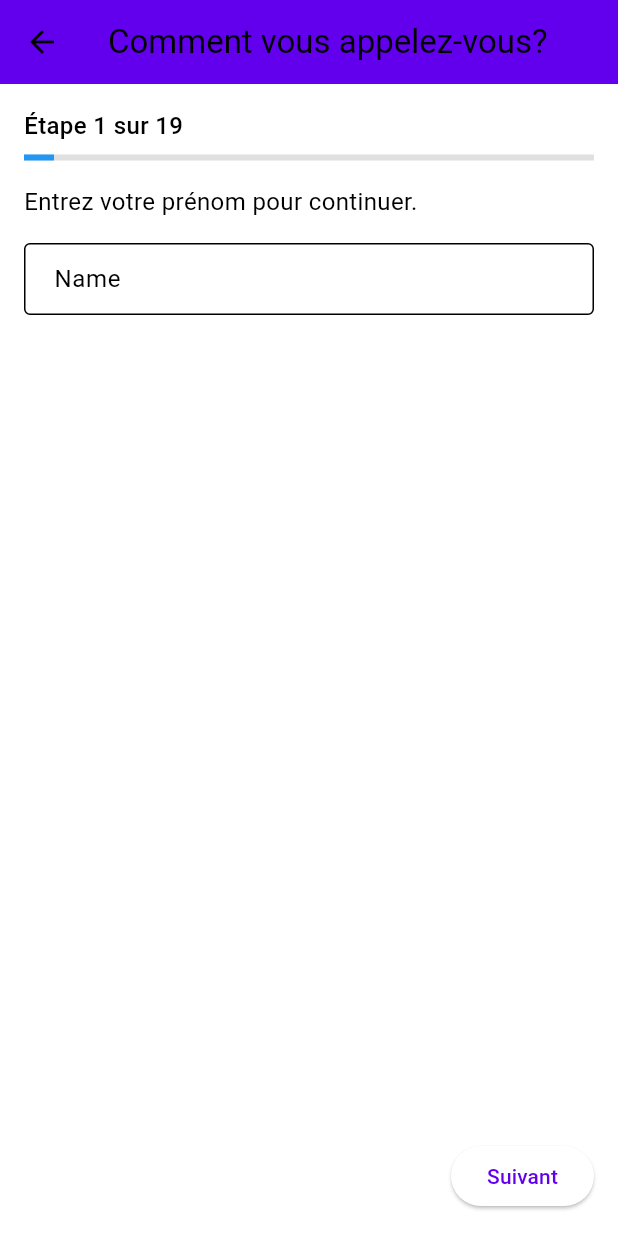
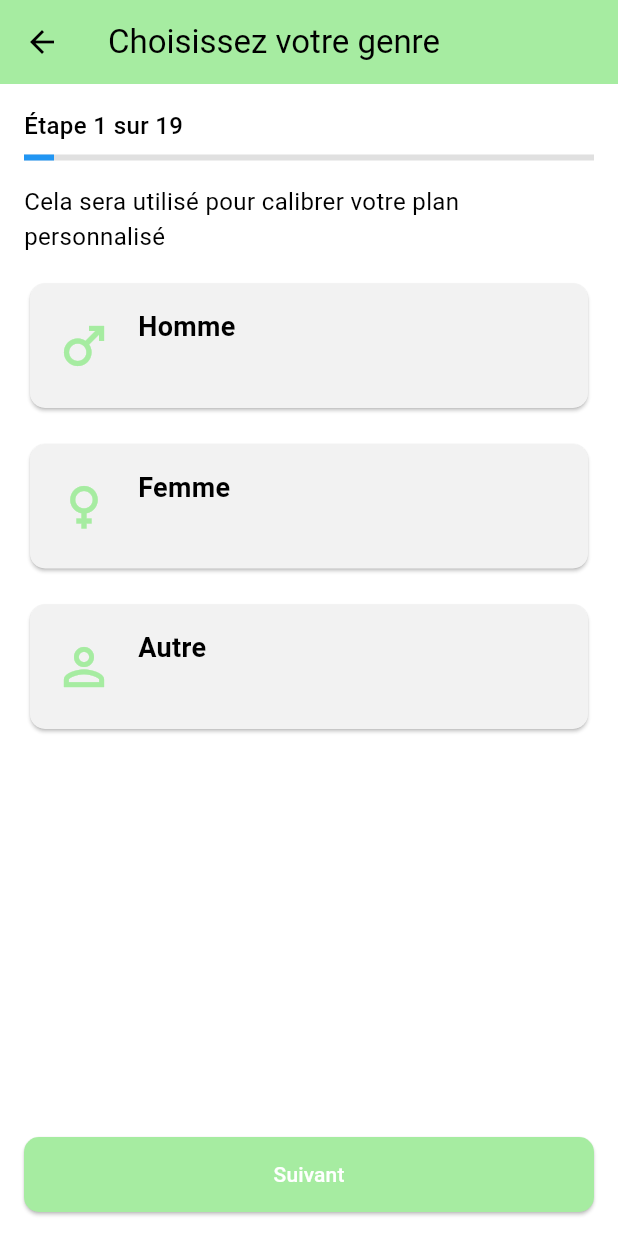
Before and after one commit to zahidprvz/nutriai, a Flutter app: the AskUserStep1 screen opened by its route, on a phone screen of 412 x 824 dp. Run offline on Flutter 3.47's test engine with Material 3 defaults, Android fonts, the phone set to English and light mode, and no system bars; our stand-ins replace firebase_core, image_picker; accounts and stored records are empty.

Commit message:
updated code in the attached files

```diff
--- a/lib/color_scheme/color_scheme.dart
+++ b/lib/color_scheme/color_scheme.dart
@@ -1,16 +1,19 @@
 import 'package:flutter/material.dart';
 
 class AppColors {
-  static const Color primaryColor = Color(0xFF6200EE);
-  static const Color primaryVariant = Color(0xFF3700B3);
-  static const Color secondaryColor = Color(0xFF03DAC6);
-  static const Color secondaryVariant = Color(0xFF018786);
-  static const Color backgroundColor = Color(0xFFFFFFFF);
-  static const Color surfaceColor = Color(0xFFFFFFFF);
-  static const Color errorColor = Color(0xFFB00020);
-  static const Color onPrimaryColor = Color(0xFFFFFFFF);
-  static const Color onSecondaryColor = Color(0xFF000000);
-  static const Color onBackgroundColor = Color(0xFF000000);
-  static const Color onSurfaceColor = Color(0xFF000000);
-  static const Color onErrorColor = Color(0xFFFFFFFF);
+  static const Color primaryColor = Color(0xFFA6ECA1); // Light green
+  static const Color primaryVariant =
+      Color(0xFF80C790); // Darker shade of green
+  static const Color secondaryColor = Color(0xFFF2F2F2); // Soft gray
+  static const Color secondaryVariant =
+      Color(0xFFE0E0E0); // Lighter shade of gray
+  static const Color backgroundColor = Color(0xFFFFFFFF); // White
+  static const Color surfaceColor = Color(0xFFFFFFFF); // White
+  static const Color errorColor = Color(0xFFB00020); // Red for errors
+  static const Color onPrimaryColor = Color(0xFF000000); // Black on primary
+  static const Color onSecondaryColor = Color(0xFF000000); // Black on secondary
+  static const Color onBackgroundColor =
+      Color(0xFF000000); // Black on background
+  static const Color onSurfaceColor = Color(0xFF000000); // Black on surface
+  static const Color onErrorColor = Color(0xFFFFFFFF); // White on error
 }
--- a/lib/screens/ask_user/ask_user_step1.dart
+++ b/lib/screens/ask_user/ask_user_step1.dart
@@ -1,6 +1,6 @@
 import 'package:flutter/material.dart';
 
-import '../../widgets/input_text_widget.dart';
+import '../../widgets/card_widget.dart';
 import 'base_ask_user_screen.dart';
 
 class AskUserStep1 extends StatefulWidget {
@@ -11,12 +11,12 @@ class AskUserStep1 extends StatefulWidget {
 }
 
 class _AskUserStep1State extends State<AskUserStep1> {
-  final TextEditingController _nameController = TextEditingController();
+  String? _selectedGender; // Store the selected gender
 
-  void _nextStep() {
-    // Save data to Firebase
-    // Navigate to the next step
-    Navigator.pushNamed(context, '/ask_user_step2');
+  void _onGenderSelected(String gender) {
+    setState(() {
+      _selectedGender = gender;
+    });
   }
 
   @override
@@ -24,13 +24,43 @@ class _AskUserStep1State extends State<AskUserStep1> {
     return BaseAskUserScreen(
       currentStep: 1,
       totalSteps: 19,
-      title: "ask_user_step1_title",
-      subtitle: "ask_user_step1_subtitle",
-      content: InputTextWidget(
-        hintText: "Name",
-        controller: _nameController,
+      title: "Choisissez votre genre",
+      subtitle: "Cela sera utilisé pour calibrer votre plan personnalisé",
+      content: Column(
+        children: [
+          CardWidget(
+            title: 'Homme',
+            description: '',
+            icon: Icons.male,
+            onPressed: () => _onGenderSelected('Homme'),
+            isSelected: _selectedGender == 'Homme',
+          ),
+          const SizedBox(height: 16),
+          CardWidget(
+            title: 'Femme',
+            description: '',
+            icon: Icons.female,
+            onPressed: () => _onGenderSelected('Femme'),
+            isSelected: _selectedGender == 'Femme',
+          ),
+          const SizedBox(height: 16),
+          CardWidget(
+            title: 'Autre',
+            description: '',
+            icon: Icons.person_outline,
+            onPressed: () => _onGenderSelected('Autre'),
+            isSelected: _selectedGender == 'Autre',
+          ),
+        ],
       ),
-      onNext: _nextStep,
+      onNext: () {
+        // Proceed to the next step only if a gender is selected
+        if (_selectedGender != null) {
+          // Save the selected gender (e.g., to Firebase)
+          // Navigate to the next step
+          Navigator.pushNamed(context, '/ask_user_step2');
+        }
+      },
     );
   }
 }
--- a/lib/screens/ask_user/base_ask_user_screen.dart
+++ b/lib/screens/ask_user/base_ask_user_screen.dart
@@ -36,7 +36,7 @@ class BaseAskUserScreen extends StatelessWidget {
       body: Padding(
         padding: const EdgeInsets.all(16.0),
         child: Column(
-          crossAxisAlignment: CrossAxisAlignment.start,
+          crossAxisAlignment: CrossAxisAlignment.stretch,
           children: [
             ProgressIndicatorWidget(currentStep: currentStep, totalSteps: totalSteps),
             const SizedBox(height: 16),
@@ -45,11 +45,14 @@ class BaseAskUserScreen extends StatelessWidget {
               style: const TextStyle(fontSize: 16),
             ),
             const SizedBox(height: 16),
-            content,
-            const Spacer(),
+            Expanded(
+              child: Center( // Center the content widget
+                child: content,
+              ),
+            ),
+            const SizedBox(height: 16),
             NavigationButtons(
               onNext: onNext,
-              onBack: onBack,
             ),
           ],
         ),
--- a/lib/widgets/card_widget.dart
+++ b/lib/widgets/card_widget.dart
@@ -1,47 +1,60 @@
+// Update CardWidget to include isSelected and apply styling
+import 'package:flutter/cupertino.dart';
 import 'package:flutter/material.dart';
+
+import '../color_scheme/color_scheme.dart';
 
 class CardWidget extends StatelessWidget {
   final String title;
   final String description;
   final IconData icon;
+  final VoidCallback onPressed;
+  final bool isSelected;
 
   const CardWidget({
     Key? key,
     required this.title,
     required this.description,
     required this.icon,
+    required this.onPressed,
+    this.isSelected = false,
   }) : super(key: key);
 
   @override
   Widget build(BuildContext context) {
-    return Card(
-      shape: RoundedRectangleBorder(borderRadius: BorderRadius.circular(8)),
+    return GestureDetector(
+      onTap: onPressed,
+      child: Card(
+        shape: RoundedRectangleBorder(borderRadius: BorderRadius.circular(10)),
+        color: isSelected ? AppColors.primaryColor : AppColors.secondaryColor,
         child: Padding(
           padding: const EdgeInsets.all(16.0),
           child: Row(
             children: [
-            Icon(icon, size: 40, color: Colors.blue),
+              Icon(icon, size: 40, color: isSelected ? Colors.white : AppColors.primaryColor),
               const SizedBox(width: 16),
               Column(
                 crossAxisAlignment: CrossAxisAlignment.start,
                 children: [
                   Text(
                     title,
-                  style: const TextStyle(
+                    style: TextStyle(
                       fontSize: 18,
                       fontWeight: FontWeight.bold,
+                      color: isSelected ? Colors.white : Colors.black,
                     ),
                   ),
                   const SizedBox(height: 4),
                   Text(
                     description,
-                  style: const TextStyle(fontSize: 14, color: Colors.grey),
+                    style: TextStyle(fontSize: 14, color: isSelected ? Colors.white : Colors.grey),
                   ),
                 ],
               ),
             ],
           ),
         ),
+      ),
     );
   }
 }
--- a/lib/widgets/navigation_buttons.dart
+++ b/lib/widgets/navigation_buttons.dart
@@ -1,31 +1,33 @@
 import 'package:flutter/material.dart';
+import '../../color_scheme/color_scheme.dart';
 
 class NavigationButtons extends StatelessWidget {
   final VoidCallback onNext;
-  final VoidCallback? onBack;
 
   const NavigationButtons({
     Key? key,
     required this.onNext,
-    this.onBack,
   }) : super(key: key);
 
   @override
   Widget build(BuildContext context) {
-    return Row(
-      mainAxisAlignment: MainAxisAlignment.spaceBetween,
-      children: [
-        if (onBack != null)
-          ElevatedButton(
-            onPressed: onBack,
-            child: const Text("Précédent"),
+    return Center( // Center the button horizontally
+      child: ElevatedButton(
+        onPressed: onNext,
+        style: ElevatedButton.styleFrom(
+          backgroundColor: AppColors.primaryColor,
+          shape: RoundedRectangleBorder(
+            borderRadius: BorderRadius.circular(10),
           ),
-        const Spacer(),
-        ElevatedButton(
-          onPressed: onNext,
-          child: const Text("Suivant"),
+          minimumSize: const Size.fromHeight(50), // Set minimum height
         ),
-      ],
+        child: const Text(
+          "Suivant",
+          style: TextStyle(
+            color: Colors.white,
+          ),
+        ),
+      ),
     );
   }
 }
```
Lines whose indentation alone changed are shown as unchanged.
